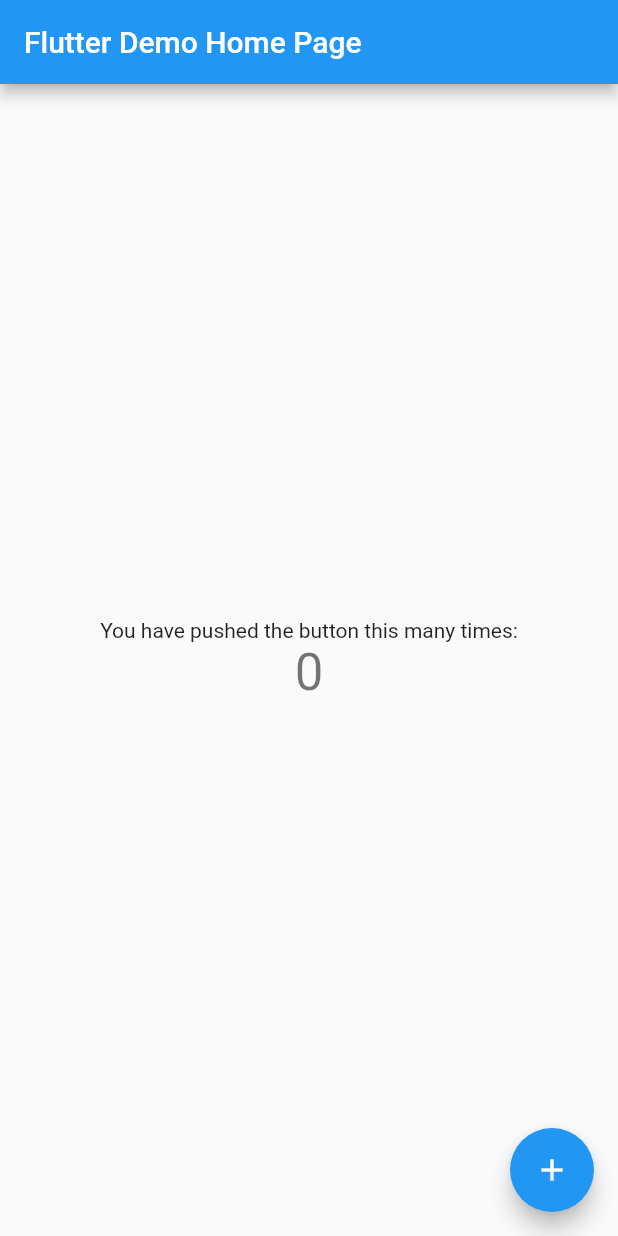
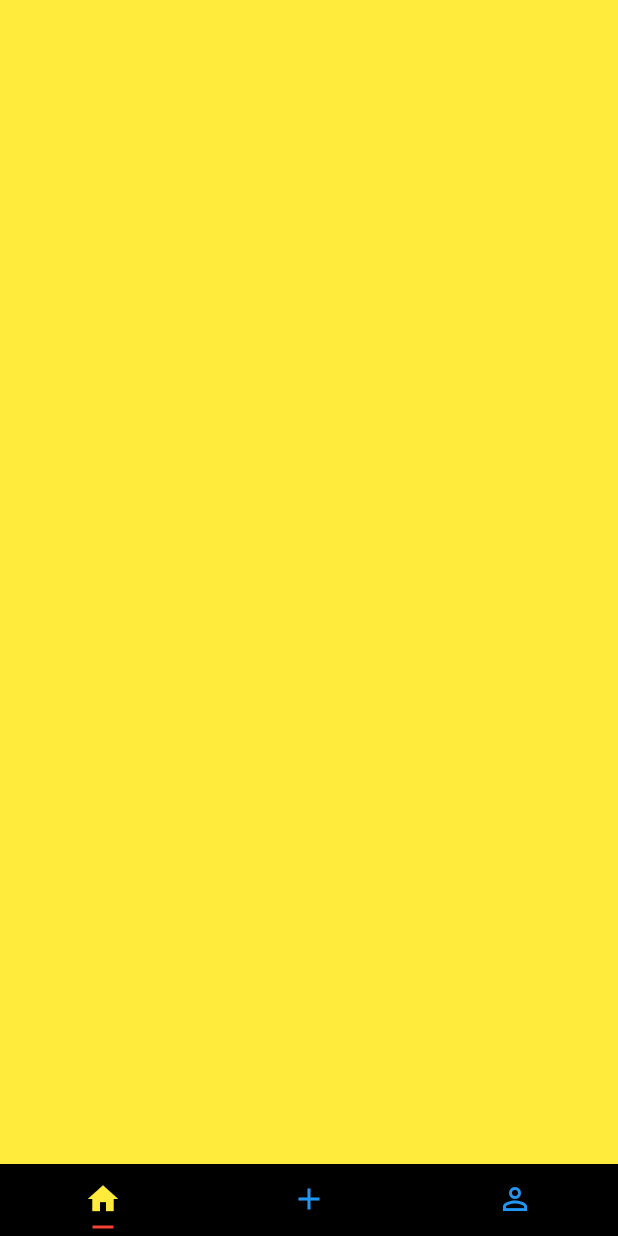
Before and after one commit to FelipeQueFez/razante, a Flutter app: the screen it shows after launch, on a phone screen of 412 x 824 dp. Run offline on Flutter 3.47's test engine with Material 2 defaults, Android fonts, the phone set to English and light mode, and no system bars.

Commit message:
minimal screen

```diff
--- a/lib/main.dart
+++ b/lib/main.dart
@@ -1,111 +1,17 @@
 import 'package:flutter/material.dart';
+import 'package:razante/views/home/home.dart';
 
 void main() => runApp(MyApp());
 
 class MyApp extends StatelessWidget {
-  // This widget is the root of your application.
   @override
   Widget build(BuildContext context) {
     return MaterialApp(
       title: 'Flutter Demo',
       theme: ThemeData(
-        // This is the theme of your application.
-        //
-        // Try running your application with "flutter run". You'll see the
-        // application has a blue toolbar. Then, without quitting the app, try
-        // changing the primarySwatch below to Colors.green and then invoke
-        // "hot reload" (press "r" in the console where you ran "flutter run",
-        // or simply save your changes to "hot reload" in a Flutter IDE).
-        // Notice that the counter didn't reset back to zero; the application
-        // is not restarted.
         primarySwatch: Colors.blue,
       ),
-      home: MyHomePage(title: 'Flutter Demo Home Page'),
+      home: TabLayoutDemo(),
     );
   }
 }
-
-class MyHomePage extends StatefulWidget {
-  MyHomePage({Key key, this.title}) : super(key: key);
-
-  // This widget is the home page of your application. It is stateful, meaning
-  // that it has a State object (defined below) that contains fields that affect
-  // how it looks.
-
-  // This class is the configuration for the state. It holds the values (in this
-  // case the title) provided by the parent (in this case the App widget) and
-  // used by the build method of the State. Fields in a Widget subclass are
-  // always marked "final".
-
-  final String title;
-
-  @override
-  _MyHomePageState createState() => _MyHomePageState();
-}
-
-class _MyHomePageState extends State<MyHomePage> {
-  int _counter = 0;
-
-  void _incrementCounter() {
-    setState(() {
-      // This call to setState tells the Flutter framework that something has
-      // changed in this State, which causes it to rerun the build method below
-      // so that the display can reflect the updated values. If we changed
-      // _counter without calling setState(), then the build method would not be
-      // called again, and so nothing would appear to happen.
-      _counter++;
-    });
-  }
-
-  @override
-  Widget build(BuildContext context) {
-    // This method is rerun every time setState is called, for instance as done
-    // by the _incrementCounter method above.
-    //
-    // The Flutter framework has been optimized to make rerunning build methods
-    // fast, so that you can just rebuild anything that needs updating rather
-    // than having to individually change instances of widgets.
-    return Scaffold(
-      appBar: AppBar(
-        // Here we take the value from the MyHomePage object that was created by
-        // the App.build method, and use it to set our appbar title.
-        title: Text(widget.title),
-      ),
-      body: Center(
-        // Center is a layout widget. It takes a single child and positions it
-        // in the middle of the parent.
-        child: Column(
-          // Column is also a layout widget. It takes a list of children and
-          // arranges them vertically. By default, it sizes itself to fit its
-          // children horizontally, and tries to be as tall as its parent.
-          //
-          // Invoke "debug painting" (press "p" in the console, choose the
-          // "Toggle Debug Paint" action from the Flutter Inspector in Android
-          // Studio, or the "Toggle Debug Paint" command in Visual Studio Code)
-          // to see the wireframe for each widget.
-          //
-          // Column has various properties to control how it sizes itself and
-          // how it positions its children. Here we use mainAxisAlignment to
-          // center the children vertically; the main axis here is the vertical
-          // axis because Columns are vertical (the cross axis would be
-          // horizontal).
-          mainAxisAlignment: MainAxisAlignment.center,
-          children: <Widget>[
-            Text(
-              'You have pushed the button this many times:',
-            ),
-            Text(
-              '$_counter',
-              style: Theme.of(context).textTheme.display1,
-            ),
-          ],
-        ),
-      ),
-      floatingActionButton: FloatingActionButton(
-        onPressed: _incrementCounter,
-        tooltip: 'Increment',
-        child: Icon(Icons.add),
-      ), // This trailing comma makes auto-formatting nicer for build methods.
-    );
-  }
-}
--- /dev/null
+++ b/lib/views/home/home.dart
@@ -0,0 +1,44 @@
+import 'package:flutter/material.dart';
+
+class TabLayoutDemo extends StatelessWidget {
+  @override
+  Widget build(BuildContext context) {
+    return DefaultTabController(
+      length: 3,
+      child: new Scaffold(
+        body: TabBarView(
+          children: [
+            new Container(
+              color: Colors.yellow,
+            ),
+            new Container(
+              color: Colors.orange,
+            ),
+            new Container(
+              color: Colors.lightGreen,
+            ),
+          ],
+        ),
+        bottomNavigationBar: new TabBar(
+          tabs: [
+            Tab(
+              icon: new Icon(Icons.home),
+            ),
+            Tab(
+              icon: new Icon(Icons.add),
+            ),
+            Tab(
+              icon: new Icon(Icons.perm_identity),
+            ),
+          ],
+          labelColor: Colors.yellow,
+          unselectedLabelColor: Colors.blue,
+          indicatorSize: TabBarIndicatorSize.label,
+          indicatorPadding: EdgeInsets.all(5.0),
+          indicatorColor: Colors.red,
+        ),
+        backgroundColor: Colors.black,
+      ),
+    );
+  }
+}
```
